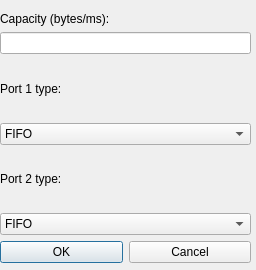
Old version of the form AFDX_GUI/ui/LinkDialog.ui in the repository Matavilla/AfdxDesignerWithMinimization.
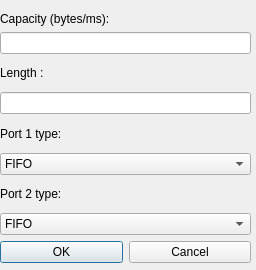
New version of the form.

Commit message: Add Length in link GUI

What changed in the file:
```diff
--- a/AFDX_GUI/ui/LinkDialog.ui
+++ b/AFDX_GUI/ui/LinkDialog.ui
@@ -65,6 +65,33 @@
       </item>
      </layout>
     </item>
+    <item>
+     <widget class="QLabel" name="timelabel2">
+      <property name="sizePolicy2">
+       <sizepolicy hsizetype="Preferred" vsizetype="Fixed">
+        <horstretch>0</horstretch>
+        <verstretch>0</verstretch>
+       </sizepolicy>
+      </property>
+      <property name="text">
+       <string>Length :</string>
+      </property>
+     </widget>
+    </item>
+    <item>
+     <layout class="QHBoxLayout" name="horizontalLayout_4">
+      <item>
+       <widget class="QLineEdit" name="length">
+        <property name="enabled">
+         <bool>true</bool>
+        </property>
+        <property name="readOnly">
+         <bool>false</bool>
+        </property>
+       </widget>
+      </item>
+     </layout>
+    </item>
     <item>
      <widget class="QLabel" name="port1Name">
       <property name="text">
```
The commit also changes 2 other files.
